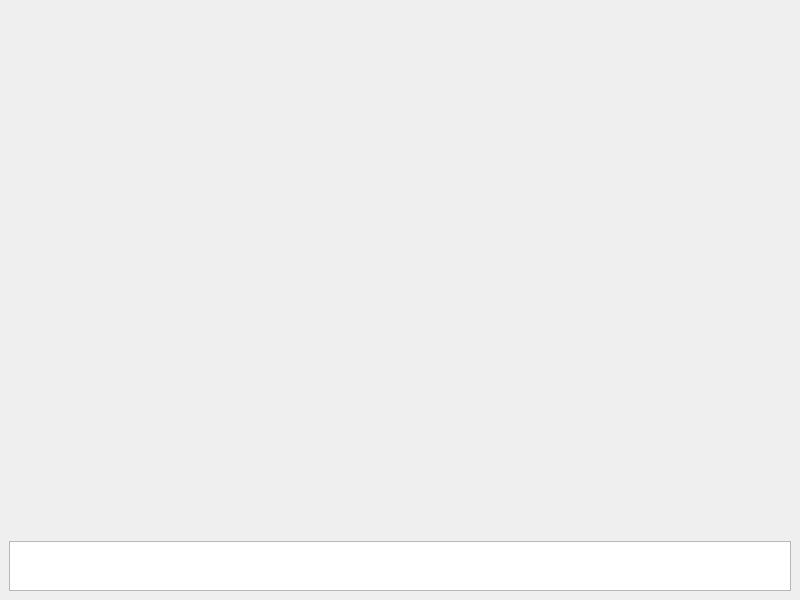
Hernandsv01/taller-grupal, file src/editor_niveles/mainwindow.ui: the form before one commit.
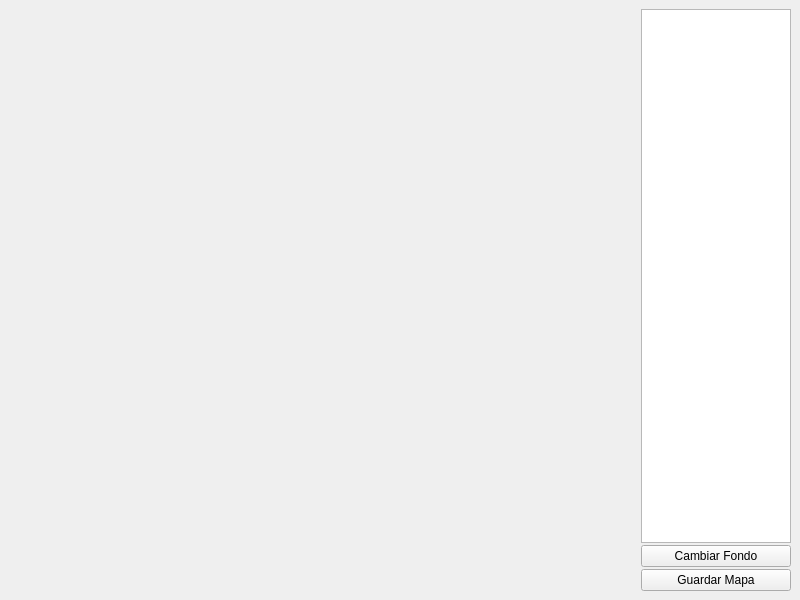
The form after the commit.

What changed in the file:
```diff
--- a/src/editor_niveles/mainwindow.ui
+++ b/src/editor_niveles/mainwindow.ui
@@ -14,43 +14,63 @@
    <string>MainWindow</string>
   </property>
   <widget class="QWidget" name="centralwidget">
-   <layout class="QVBoxLayout" name="verticalLayout_2">
+            <layout class="QHBoxLayout" name="horizontalLayout">
     <item>
      <widget class="QWidget" name="editorContainer" native="true">
-      <layout class="QVBoxLayout" name="verticalLayout_3"/>
-     </widget>
-    </item>
+                        <property name="sizePolicy">
+                            <sizepolicy hsizetype="Expanding" vsizetype="Preferred">
+                                <horstretch>100</horstretch>
+                                <verstretch>0</verstretch>
+                            </sizepolicy>
+                        </property>
+                    </widget>
+                </item>
+                <item>
+                    <layout class="QVBoxLayout" name="verticalLayout">
+                        <property name="spacing">
+                            <number>2</number>
+                        </property>
+                        <property name="sizeConstraint">
+                            <enum>QLayout::SetMinimumSize</enum>
+                        </property>
+                        <property name="leftMargin">
+                            <number>0</number>
+                        </property>
     <item>
      <widget class="QListView" name="listView">
-      <property name="enabled">
-       <bool>true</bool>
+                                <property name="sizePolicy">
+                                    <sizepolicy hsizetype="MinimumExpanding" vsizetype="Expanding">
+                                        <horstretch>0</horstretch>
+                                        <verstretch>0</verstretch>
+                                    </sizepolicy>
       </property>
       <property name="maximumSize">
        <size>
-        <width>16777215</width>
-        <height>50</height>
-       </size>
-      </property>
-      <property name="iconSize">
-       <size>
-        <width>32</width>
-        <height>32</height>
-       </size>
-      </property>
-      <property name="flow">
-       <enum>QListView::LeftToRight</enum>
-      </property>
-      <property name="resizeMode">
-       <enum>QListView::Fixed</enum>
-      </property>
-      <property name="viewMode">
-       <enum>QListView::IconMode</enum>
-      </property>
+                                        <width>150</width>
+                                        <height>16777215</height>
+                                    </size>
+                                </property>
+                            </widget>
+                        </item>
+                        <item>
+                            <widget class="QPushButton" name="changeBackgroundButton">
+                                <property name="text">
+                                    <string>Cambiar Fondo</string>
+                                </property>
+                            </widget>
+                        </item>
+                        <item>
+                            <widget class="QPushButton" name="saveMapButton">
+                                <property name="text">
+                                    <string>Guardar Mapa</string>
+                                </property>
      </widget>
     </item>
    </layout>
-  </widget>
- </widget>
- <resources/>
- <connections/>
+                </item>
+            </layout>
+        </widget>
+    </widget>
+    <resources />
+    <connections />
 </ui>
```
Lines whose indentation alone changed are shown as unchanged.
